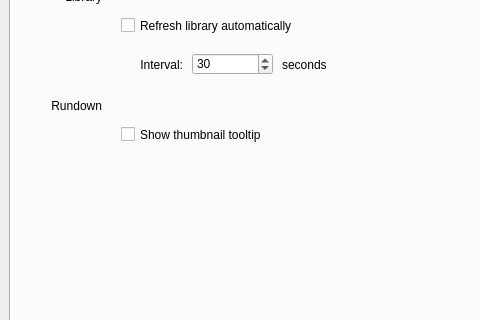
Before: the Qt Designer form src/Widgets/SettingsDialog.ui in CasparCG/client, drawn with Qt 5; both pictures show x 0 to 480 and y 204 to 524 of the 700 by 757 pixel window.
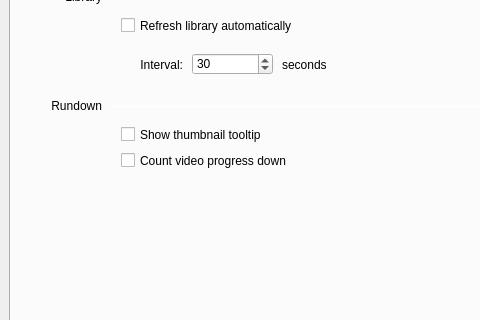
After: the same form once the commit is applied.

Commit message:
Enable setting to change video progress counter to run down instead of up
This enables a setting in the General tab called "Count video progress
down" which when enabled (by default) counts the video progress down to
zero instead of up to the files duration.  This is the most common
practise in productions.

```diff
--- a/src/Widgets/SettingsDialog.ui
+++ b/src/Widgets/SettingsDialog.ui
@@ -295,6 +295,22 @@
       <string>Show thumbnail tooltip</string>
      </property>
     </widget>
+    <widget class="QCheckBox" name="checkBoxCountTimeDown">
+     <property name="geometry">
+      <rect>
+       <x>110</x>
+       <y>320</y>
+       <width>171</width>
+       <height>17</height>
+      </rect>
+     </property>
+     <property name="focusPolicy">
+      <enum>Qt::NoFocus</enum>
+     </property>
+     <property name="text">
+      <string>Count video progress down</string>
+     </property>
+    </widget>
    </widget>
    <widget class="QWidget" name="tabDevices">
     <attribute name="title">
```
Left out of the diff: 65 changed lines with no effect on the pictures. The commit also changes 6 other files.
